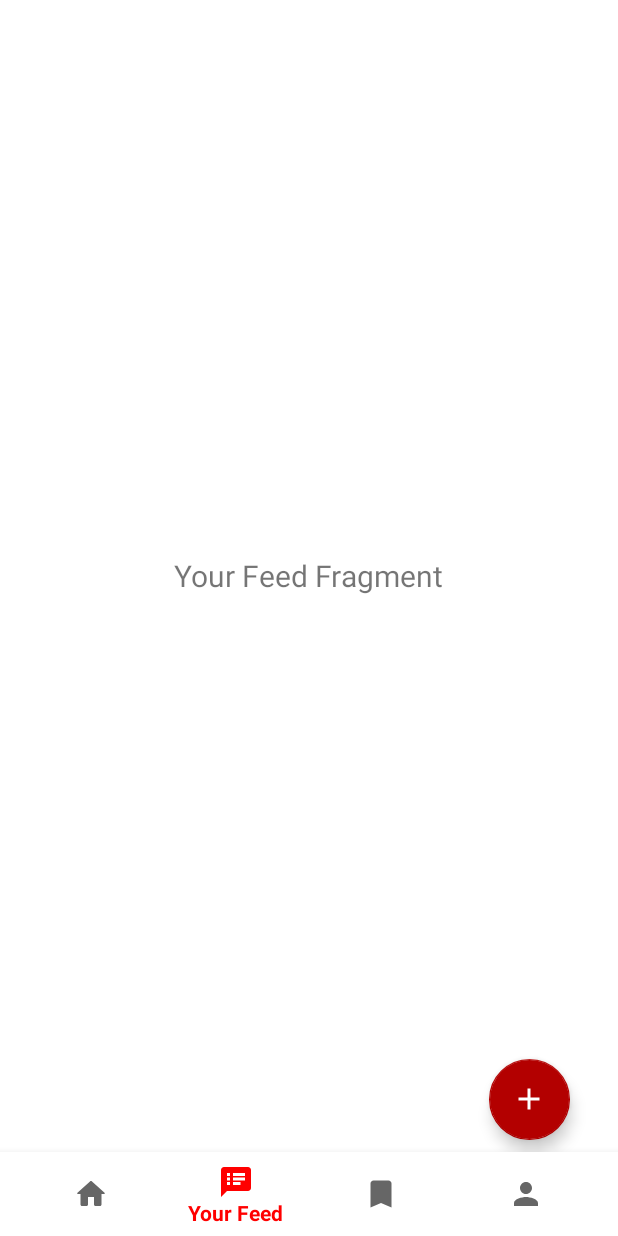
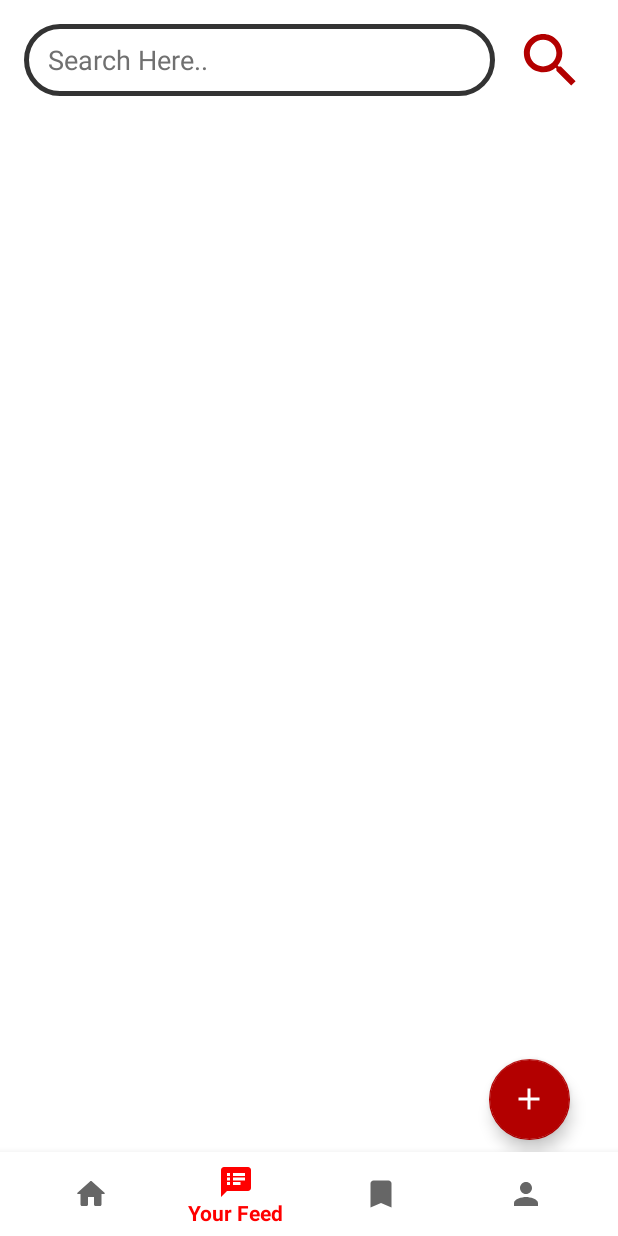
Before and after one commit to 334Dev/Byte, an Android app: the screen it shows after launch once a user with an empty profile is signed in (HomeActivity), item 2 of the bottom bar chosen, on a phone screen of 412 x 824 dp. Run offline under Robolectric (Android 15) with nearby library versions, the phone set to English and light mode, and no system bars; our stand-ins replace CircleImageView, Firebase (no records; nobody signed in at launch, a user with empty details on screens opened directly), Picasso; libraries missing offline, so code that uses them is left out: jp.wasabeef.picasso; pictures from the network do not load.

Commit message:
Search Engine Design

```diff
--- a/app/src/main/java/com/example/myapplication/loginDetails.java
+++ b/app/src/main/java/com/example/myapplication/loginDetails.java
@@ -97,8 +97,7 @@ public class loginDetails extends AppCompatActivity {
          @Override
          public void onClick(View view) {
 
-            Intent openGallery =new Intent(Intent.ACTION_PICK,MediaStore.Images.Media.EXTERNAL_CONTENT_URI);
-            startActivityForResult(openGallery,1000);
+             CropImage.activity().setGuidelines(CropImageView.Guidelines.ON).setAspectRatio(1,1).start(loginDetails.this);
          }
      });
      USERNAME_ALREADY=1;
@@ -207,10 +206,13 @@ public class loginDetails extends AppCompatActivity {
     @Override
     protected void onActivityResult(int requestCode, int resultCode, @Nullable Intent data) {
         super.onActivityResult(requestCode, resultCode, data);
-        if(requestCode==1000 && resultCode==RESULT_OK){
 
-            Uri resultUri=data.getData();
-            profileImage.setImageURI(resultUri);
+        if(requestCode==CropImage.CROP_IMAGE_ACTIVITY_REQUEST_CODE && resultCode==RESULT_OK){
+            CropImage.ActivityResult result=CropImage.getActivityResult(data);
+
+            Uri resultUri=result.getUri();
+
+            Picasso.get().load(resultUri).into(profileImage);
             uploadImageTOFirebase(resultUri);
         }
 
--- /dev/null
+++ b/app/src/main/res/drawable/ic_baseline_search_24.xml
@@ -0,0 +1,10 @@
+<vector xmlns:android="http://schemas.android.com/apk/res/android"
+    android:width="24dp"
+    android:height="24dp"
+    android:viewportWidth="24"
+    android:viewportHeight="24"
+    android:tint="@color/colorAccent">
+  <path
+      android:fillColor="@color/colorAccent"
+      android:pathData="M15.5,14h-0.79l-0.28,-0.27C15.41,12.59 16,11.11 16,9.5 16,5.91 13.09,3 9.5,3S3,5.91 3,9.5 5.91,16 9.5,16c1.61,0 3.09,-0.59 4.23,-1.57l0.27,0.28v0.79l5,4.99L20.49,19l-4.99,-5zM9.5,14C7.01,14 5,11.99 5,9.5S7.01,5 9.5,5 14,7.01 14,9.5 11.99,14 9.5,14z"/>
+</vector>
--- a/app/src/main/res/layout/fragment_feed.xml
+++ b/app/src/main/res/layout/fragment_feed.xml
@@ -1,12 +1,44 @@
 <?xml version="1.0" encoding="utf-8"?>
-<RelativeLayout xmlns:android="http://schemas.android.com/apk/res/android"
+<androidx.constraintlayout.widget.ConstraintLayout xmlns:android="http://schemas.android.com/apk/res/android"
+    xmlns:app="http://schemas.android.com/apk/res-auto"
+    xmlns:tools="http://schemas.android.com/tools"
     android:layout_width="match_parent" android:layout_height="match_parent">
-    <TextView
-        android:layout_width="wrap_content"
-        android:layout_height="wrap_content"
-        android:text="Your Feed Fragment"
-        android:textSize="20sp"
-        android:layout_centerHorizontal="true"
-        android:layout_centerVertical="true"
-        />
-</RelativeLayout>
+
+    <EditText
+        android:id="@+id/searchBarEditText"
+        android:layout_width="314dp"
+        android:layout_height="48dp"
+        android:layout_alignParentTop="true"
+        android:layout_marginStart="16dp"
+        android:layout_marginTop="16dp"
+        android:background="@drawable/borderbtn"
+        android:ems="10"
+        android:hint="Search Here.."
+        android:inputType="textPersonName"
+        android:paddingStart="16dp"
+        android:textColorHint="@color/hintColor"
+        app:layout_constraintStart_toStartOf="parent"
+        app:layout_constraintTop_toTopOf="parent" />
+
+    <ImageView
+        android:id="@+id/searchIcon"
+        android:layout_width="58dp"
+        android:layout_height="47dp"
+        android:layout_marginStart="8dp"
+        app:layout_constraintBottom_toBottomOf="@+id/searchBarEditText"
+        app:layout_constraintStart_toEndOf="@+id/searchBarEditText"
+        app:layout_constraintTop_toTopOf="@+id/searchBarEditText"
+        app:srcCompat="@drawable/ic_baseline_search_24" />
+
+    <androidx.recyclerview.widget.RecyclerView
+        android:id="@+id/searchRecyclerView"
+        android:layout_width="411dp"
+        android:layout_height="762dp"
+        android:layout_marginTop="128dp"
+        app:layout_constraintBottom_toBottomOf="parent"
+        app:layout_constraintEnd_toEndOf="parent"
+        app:layout_constraintHorizontal_bias="0.0"
+        app:layout_constraintStart_toStartOf="parent"
+        app:layout_constraintTop_toBottomOf="@+id/searchBarEditText" />
+
+</androidx.constraintlayout.widget.ConstraintLayout>
```
